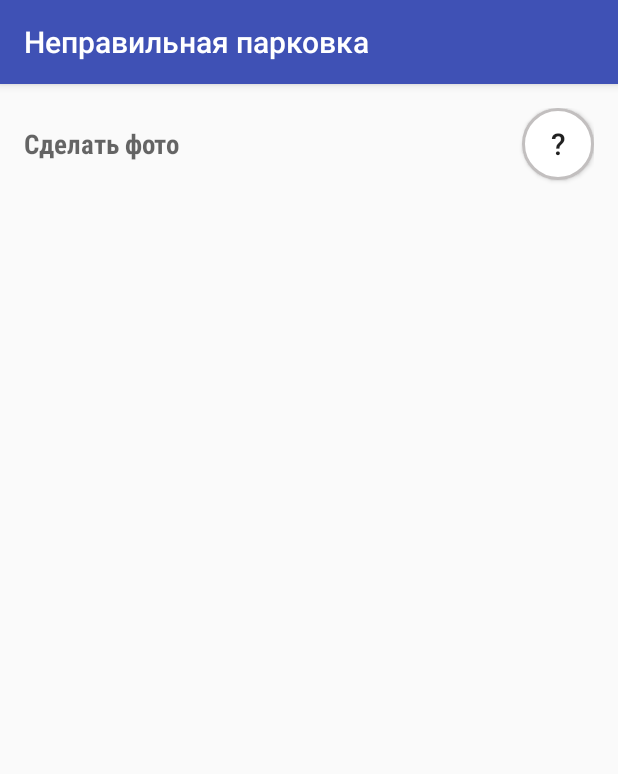
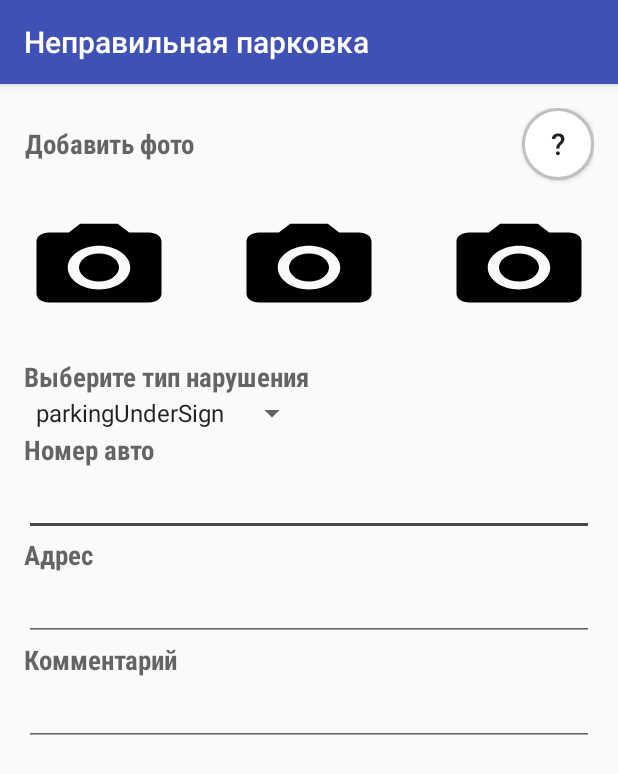
Before and after one commit to MaksimKirko/WP-Client, an Android app: the WrongParkingActivity screen opened directly, with no data from a screen before it, on a phone screen of 412 x 824 dp. Shown: the top 774 px of the screen. Run offline under Robolectric (Android 15) with nearby library versions, the phone set to English and light mode, and no system bars.

Commit message:
add app structure and photopick function

```diff
--- a/app/src/main/java/com/github/maximkirko/wpclient/WrongParkingActivity.java
+++ b/app/src/main/java/com/github/maximkirko/wpclient/WrongParkingActivity.java
@@ -5,21 +5,26 @@ import android.content.DialogInterface;
 import android.content.Intent;
 import android.os.Bundle;
 import android.provider.MediaStore;
-import android.support.design.widget.FloatingActionButton;
-import android.support.design.widget.Snackbar;
 import android.support.v7.app.AppCompatActivity;
 import android.support.v7.widget.Toolbar;
 import android.view.View;
+import android.widget.ArrayAdapter;
 import android.widget.Button;
 import android.widget.ImageView;
+import android.widget.Spinner;
+
+import com.github.maximkirko.wpclient.app.models.violations.Violation;
 
 public class WrongParkingActivity extends AppCompatActivity {
+    //app structure objects
+    private Violation violation;
 
-    //view components
-    private Button btViolPhoto;
-    private Button btLPPhoto;
-    private ImageView violPhoto;
-    private ImageView lpPhoto;
+    //view elements
+    private ImageView im;
+    private ImageView im2;
+    private ImageView im3;
+
+    private Spinner violationsSpinner;
 
     //popups
     private AlertDialog.Builder ad;
@@ -27,8 +32,7 @@ public class WrongParkingActivity extends AppCompatActivity {
     //objects for load photos from gallery and camera
     private final int GALLERY_REQUEST = 1;
     private final int CAMERA_RESULT = 0;
-    private ImageView cache;
-
+    private ImageView current;
 
     @Override
     protected void onCreate(Bundle savedInstanceState) {
@@ -36,6 +40,12 @@ public class WrongParkingActivity extends AppCompatActivity {
         setContentView(R.layout.activity_wrong_parking);
         Toolbar toolbar = (Toolbar) findViewById(R.id.toolbar);
         setSupportActionBar(toolbar);
+
+        violationsSpinner = (Spinner) findViewById(R.id.spinnerViolType);
+
+        ArrayAdapter<?> adapter = new ArrayAdapter<Violation>(this,
+                android.R.layout.simple_spinner_item, Violation.values());
+        violationsSpinner.setAdapter(adapter);
 
 //        FloatingActionButton fab = (FloatingActionButton) findViewById(R.id.fab);
 //        fab.setOnClickListener(new View.OnClickListener() {
@@ -46,18 +56,11 @@ public class WrongParkingActivity extends AppCompatActivity {
 //            }
 //        });
 //        getSupportActionBar().setDisplayHomeAsUpEnabled(true);
-
-        //        btViolPhoto = (Button) findViewById(R.id.buttonViolPhoto);
-        //        btLPPhoto = (Button) findViewById(R.id.buttonLPPhoto);
-        //        violPhoto = (ImageView) findViewById(R.id.imageView);
-        //        lpPhoto = (ImageView) findViewById(R.id.imageView2);
     }
 
     public void buildAlertDialog() {
-        cache = new ImageView(WrongParkingActivity.this);
-
         ad = new AlertDialog.Builder(WrongParkingActivity.this);
-        ad.setTitle(R.string.dialog_photo_title);
+        ad.setTitle(R.string.add_photo);
         ad.setPositiveButton(R.string.dialog_photo_choice_1, new DialogInterface.OnClickListener() {
             public void onClick(DialogInterface dialog, int arg1) {
                 Intent cameraIntent = new Intent(MediaStore.ACTION_IMAGE_CAPTURE);
@@ -84,21 +87,18 @@ public class WrongParkingActivity extends AppCompatActivity {
     @Override
     protected void onActivityResult(int requestCode, int resultCode, Intent data) {
         if (requestCode == CAMERA_RESULT) {
-            cache.setImageURI(data.getData());
+            current.setImageURI(data.getData());
+            current.setBackground(null);
         }
         else {
             super.onActivityResult(requestCode, resultCode, data);
-            cache.setImageURI(data.getData());
+            current.setImageURI(data.getData());
+            current.setBackground(null);
         }
     }
 
-    public void onClickViolPhoto(View view) {
-        violPhoto = cache;
-        buildAlertDialog();
-    }
-
-    public void onClickLPPhoto(View view) {
-        lpPhoto = cache;
+    public void onImageViewClick(View view) {
+        current = (ImageView) view;
         buildAlertDialog();
     }
 }
--- a/app/src/main/res/drawable/ic_menu_camera.xml
+++ b/app/src/main/res/drawable/ic_menu_camera.xml
@@ -3,6 +3,7 @@
     android:height="24dp"
     android:viewportHeight="24.0"
     android:viewportWidth="24.0">
+    <solid android:color="@color/button_color" />
     <path
         android:fillColor="#FF000000"
         android:pathData="M12,12m-3.2,0a3.2,3.2 0,1 1,6.4 0a3.2,3.2 0,1 1,-6.4 0" />
--- a/app/src/main/res/layout/content_wrong_parking.xml
+++ b/app/src/main/res/layout/content_wrong_parking.xml
@@ -17,7 +17,7 @@
         android:layout_width="wrap_content"
         android:layout_height="wrap_content"
         android:textAppearance="?android:attr/textAppearanceMedium"
-        android:text="@string/make_photo"
+        android:text="@string/add_photo"
         android:id="@+id/textView2"
         android:layout_alignBottom="@+id/buttonHint"
         android:layout_alignParentStart="true"
@@ -28,7 +28,7 @@
         style="?android:attr/buttonStyleSmall"
         android:layout_width="wrap_content"
         android:layout_height="wrap_content"
-        android:text="?"
+        android:text=" ? "
         android:textSize="20dp"
         android:id="@+id/buttonHint"
         android:background="@drawable/circle_button"
@@ -39,23 +39,101 @@
         android:layout_width="100dp"
         android:layout_height="70dp"
         android:id="@+id/imageView"
-        android:layout_below="@+id/textView2"
+        android:background="@drawable/ic_menu_camera"
+        android:layout_alignTop="@+id/imageView2"
         android:layout_alignParentStart="true"
-        android:layout_marginTop="28dp"
-        android:layout_alignEnd="@+id/textView2" />
+        android:onClick="onImageViewClick"
+        android:longClickable="true" />
 
     <ImageView
         android:layout_width="100dp"
         android:layout_height="70dp"
         android:id="@+id/imageView2"
-        android:layout_alignTop="@+id/imageView"
-        android:layout_centerHorizontal="true" />
+        android:background="@drawable/ic_menu_camera"
+        android:layout_below="@+id/textView2"
+        android:layout_centerHorizontal="true"
+        android:layout_marginTop="23dp"
+        android:onClick="onImageViewClick" />
 
     <ImageView
         android:layout_width="100dp"
         android:layout_height="70dp"
         android:id="@+id/imageView3"
+        android:background="@drawable/ic_menu_camera"
+        android:layout_alignTop="@+id/imageView2"
         android:layout_alignParentEnd="true"
-        android:layout_alignTop="@+id/imageView2" />
+        android:onClick="onImageViewClick" />
+
+    <TextView
+        style="@style/TextViewTitle"
+        android:layout_width="wrap_content"
+        android:layout_height="wrap_content"
+        android:textAppearance="?android:attr/textAppearanceMedium"
+        android:text="@string/choose_violation_type"
+        android:id="@+id/textView3"
+        android:layout_below="@+id/imageView"
+        android:layout_alignParentStart="true"
+        android:layout_marginTop="25dp" />
+
+    <Spinner
+        android:layout_width="wrap_content"
+        android:layout_height="wrap_content"
+        android:id="@+id/spinnerViolType"
+        android:layout_below="@+id/textView3"
+        android:layout_alignParentStart="true" />
+
+    <TextView
+        style="@style/TextViewTitle"
+        android:layout_width="wrap_content"
+        android:layout_height="wrap_content"
+        android:textAppearance="?android:attr/textAppearanceMedium"
+        android:text="@string/auto_number"
+        android:id="@+id/textView4"
+        android:layout_below="@+id/spinnerViolType"
+        android:layout_alignParentStart="true" />
+
+    <EditText
+        android:layout_width="wrap_content"
+        android:layout_height="wrap_content"
+        android:id="@+id/editTextAutoNumber"
+        android:layout_below="@+id/textView4"
+        android:layout_alignParentStart="true"
+        android:layout_alignEnd="@+id/imageView3" />
+
+    <TextView
+        style="@style/TextViewTitle"
+        android:layout_width="wrap_content"
+        android:layout_height="wrap_content"
+        android:textAppearance="?android:attr/textAppearanceMedium"
+        android:text="@string/address"
+        android:id="@+id/textView5"
+        android:layout_below="@+id/editTextAutoNumber"
+        android:layout_alignParentStart="true" />
+
+    <EditText
+        android:layout_width="wrap_content"
+        android:layout_height="wrap_content"
+        android:id="@+id/editTextAddress"
+        android:layout_below="@+id/textView5"
+        android:layout_alignParentStart="true"
+        android:layout_alignEnd="@+id/imageView3" />
+
+    <TextView
+        style="@style/TextViewTitle"
+        android:layout_width="wrap_content"
+        android:layout_height="wrap_content"
+        android:textAppearance="?android:attr/textAppearanceMedium"
+        android:text="@string/comment"
+        android:id="@+id/textView6"
+        android:layout_below="@+id/editTextAddress"
+        android:layout_alignParentStart="true" />
+
+    <EditText
+        android:layout_width="wrap_content"
+        android:layout_height="wrap_content"
+        android:id="@+id/editTextComment"
+        android:layout_below="@+id/textView6"
+        android:layout_alignParentStart="true"
+        android:layout_alignEnd="@+id/imageView3" />
 
 </RelativeLayout>
--- a/app/src/main/res/values/colors.xml
+++ b/app/src/main/res/values/colors.xml
@@ -2,7 +2,7 @@
 <resources>
     <color name="colorPrimary">#3F51B5</color>
     <color name="colorPrimaryDark">#303F9F</color>
-    <color name="colorAccent">#FF4081</color>
+    <color name="colorAccent">#494949</color>
     <color name="button_color">#ffffff</color>
     <color name="button_border">#c2bfbf</color>
 </resources>
--- a/app/src/main/res/values/strings.xml
+++ b/app/src/main/res/values/strings.xml
@@ -9,7 +9,11 @@
     <string name="button_bad_sign">Неправильно установленный или плохо заметный знак</string>
 
     //register activities text
-    <string name="make_photo">Сделать фото</string>
+    <string name="add_photo">Добавить фото</string>
+    <string name="choose_violation_type">Выберите тип нарушения</string>
+    <string name="auto_number">Номер авто</string>
+    <string name="address">Адрес</string>
+    <string name="comment">Комментарий</string>
 
     //dialogs messages
     <string name="dialog_photo_choice_1">Камера</string>
```
Also changed, not shown: app/src/main/java/com/github/maximkirko/wpclient/MainActivity.java (+7 -0 lines), app/src/main/java/com/github/maximkirko/wpclient/app/models/Coords.java (added, +48 -0 lines), app/src/main/java/com/github/maximkirko/wpclient/app/models/Ticket.java (added, +68 -0 lines), app/src/main/java/com/github/maximkirko/wpclient/app/models/violations/Violation.java (added, +57 -0 lines).
